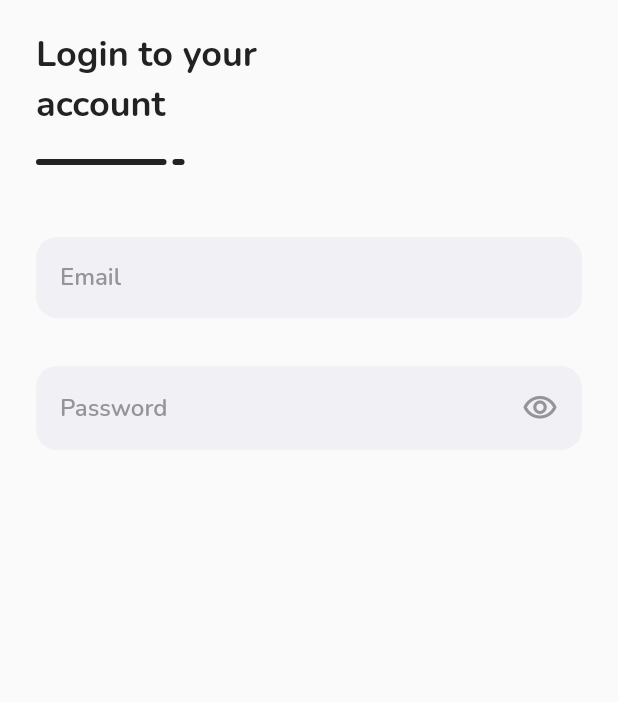
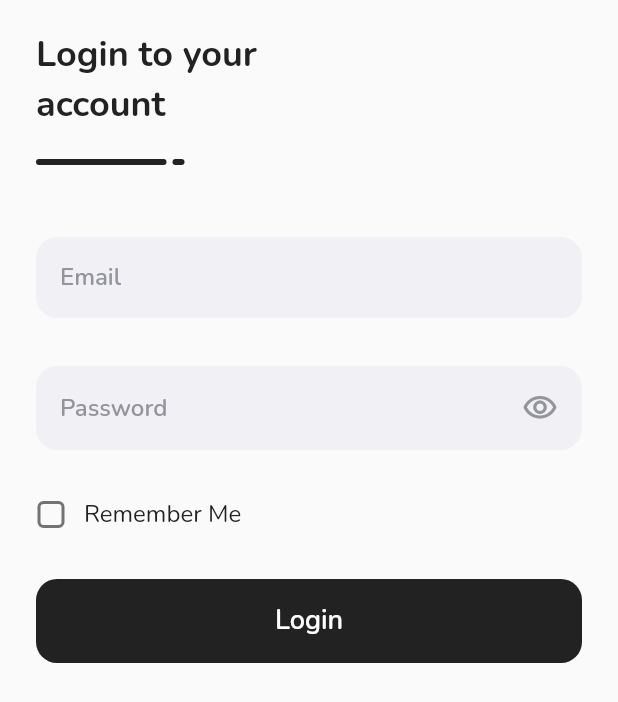
Before and after one commit to aprxty3/furniture_apps, a Flutter app: the screen it shows after launch, after a tap on "SKIP", after a tap on "NEXT", on a phone screen of 412 x 824 dp. Shown: the top 702 px of the screen. Run offline on Flutter 3.47's test engine with Material 2 defaults, Android fonts, the phone set to English and light mode, and no system bars; our stand-ins replace carousel_slider, google_fonts.

Commit message:
add checkbox and login button

```diff
--- a/lib/pages/sign_in_page.dart
+++ b/lib/pages/sign_in_page.dart
@@ -19,6 +19,8 @@ class _SignInPageState extends State<SignInPage> {
             title(),
             email(),
             password(),
+            rememberMe(),
+            login(),
           ],
         ),
       ),
@@ -110,4 +112,53 @@ class _SignInPageState extends State<SignInPage> {
       ),
     );
   }
+
+  Widget rememberMe() {
+    return Container(
+      margin: const EdgeInsets.only(top: 32),
+      child: Row(
+        children: [
+          SizedBox(
+            width: 20,
+            height: 20,
+            child: Checkbox(
+              value: false,
+              onChanged: (value) {},
+              shape: RoundedRectangleBorder(
+                borderRadius: BorderRadius.circular(4),
+              ),
+            ),
+          ),
+          const SizedBox(
+            width: 12,
+          ),
+          Text(
+            'Remember Me',
+            style: rememberMeStyle,
+          ),
+        ],
+      ),
+    );
+  }
+
+  Widget login() {
+    return Container(
+      margin: const EdgeInsets.only(top: 32),
+      width: double.infinity,
+      height: 56,
+      // padding: const EdgeInsets.symmetric(vertical: 15),
+      decoration: BoxDecoration(
+        borderRadius: BorderRadius.circular(14),
+        color: kBlack,
+      ),
+      child: TextButton(
+        onPressed: () {},
+        child: Text(
+          'Login',
+          style: loginStyle,
+          // textAlign: TextAlign.center,
+        ),
+      ),
+    );
+  }
 }
```
